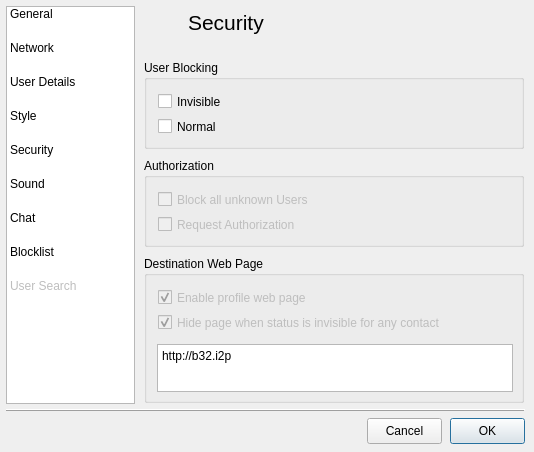
Before: the Qt Designer form src/gui/form_settingsgui.ui in vituperative/i2pchat, drawn with Qt 5.
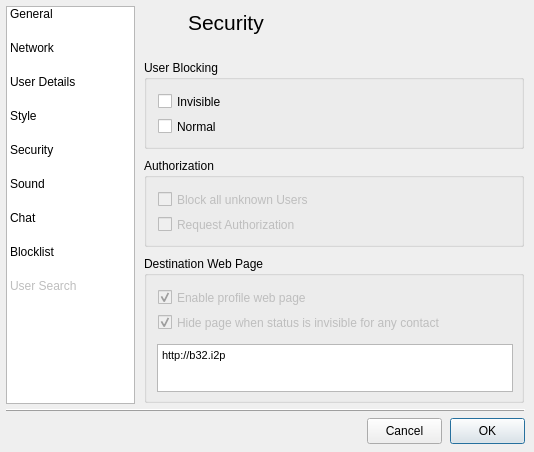
After: the same form once the commit is applied. The open tabs and pages were chosen to show the change. Icons and pictures are not drawn.

Commit message: settings -> b32 address presentation tweaks

What changed in the file:
```diff
--- a/src/gui/form_settingsgui.ui
+++ b/src/gui/form_settingsgui.ui
@@ -2157,9 +2157,20 @@
          <height>48</height>
         </rect>
        </property>
+       <property name="font">
+        <font>
+         <pointsize>8</pointsize>
+        </font>
+       </property>
        <property name="inputMethodHints">
         <set>Qt::ImhNone</set>
        </property>
+       <property name="verticalScrollBarPolicy">
+        <enum>Qt::ScrollBarAlwaysOff</enum>
+       </property>
+       <property name="lineWrapMode">
+        <enum>QPlainTextEdit::NoWrap</enum>
+       </property>
        <property name="readOnly">
         <bool>true</bool>
        </property>
```
